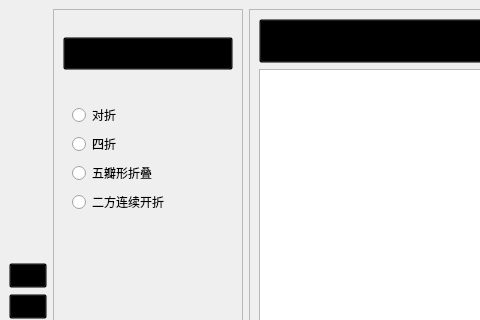
This is mainwindow.ui in zeki2333/papercutting-simulation as Qt 5 draws it before an edit; both pictures show x 0 to 480 and y 0 to 320 of the 989 by 696 pixel window. The edited form follows.
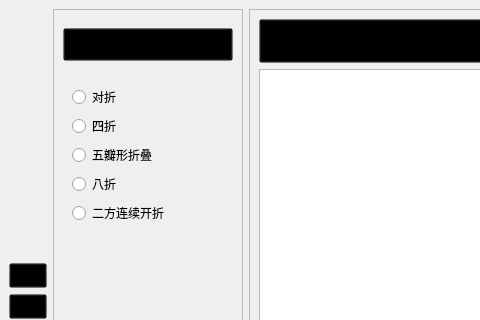
This is the edited form. Icons and pictures are not drawn.

```diff
--- a/mainwindow.ui
+++ b/mainwindow.ui
@@ -304,6 +304,13 @@
               </property>
              </widget>
             </item>
+            <item>
+             <widget class="QRadioButton" name="bazheBtn">
+              <property name="text">
+               <string>八折</string>
+              </property>
+             </widget>
+            </item>
             <item>
              <widget class="QRadioButton" name="erfangBtn">
               <property name="text">
```
